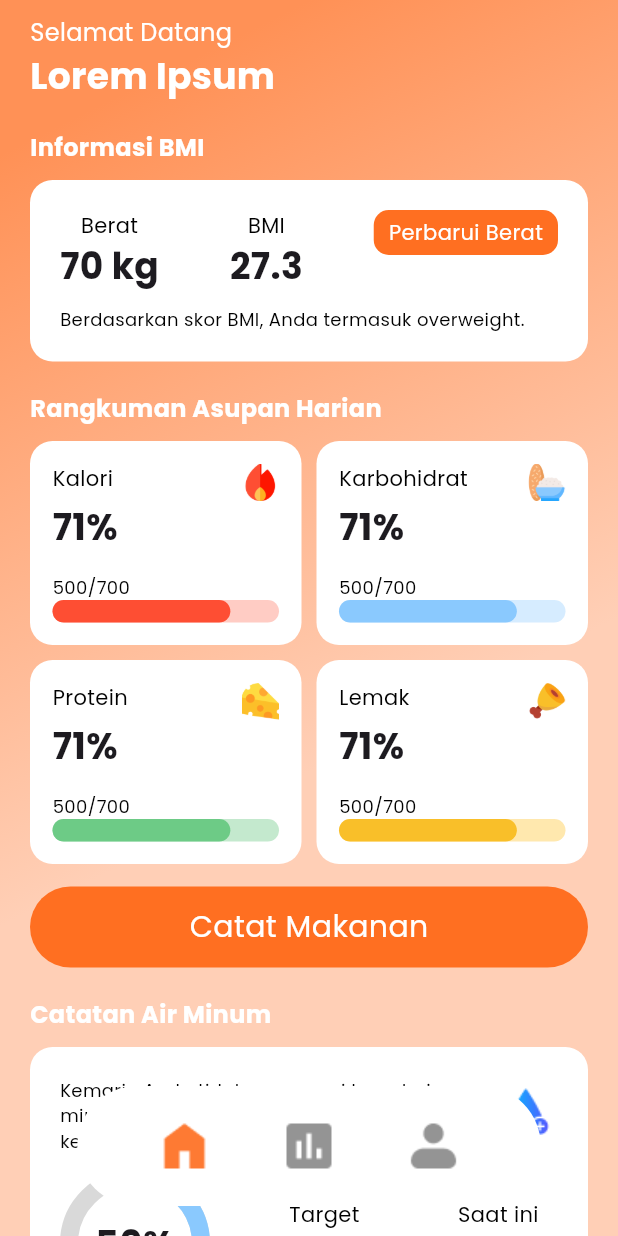
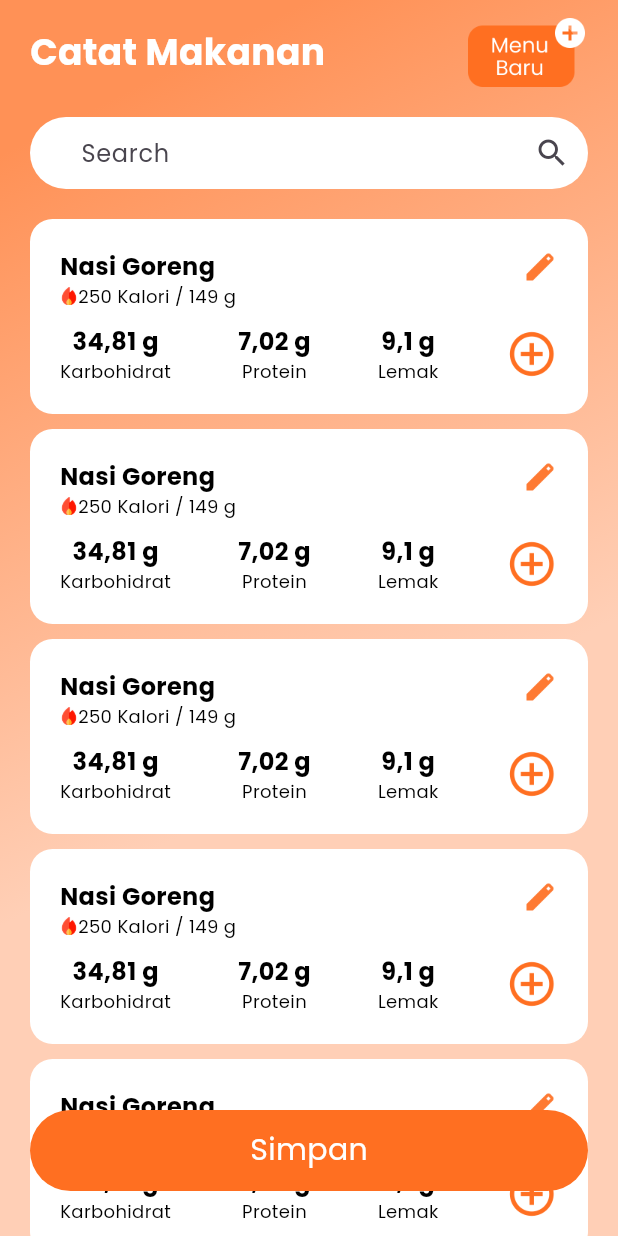
Before and after one commit to ScaraMocchie/nutri_note, a Flutter app: the screen it shows after launch, after a tap on "Catat Makanan", on a phone screen of 412 x 824 dp. Run offline on Flutter 3.47's test engine with Material 3 defaults, Android fonts, the phone set to English and light mode, and no system bars; drawn by our look-alikes of percent_indicator.

Commit message:
add catat makanan

```diff
--- a/lib/main.dart
+++ b/lib/main.dart
@@ -1,5 +1,6 @@
 import 'package:flutter/material.dart';
 import 'package:nutri_note/page/page_beranda.dart';
+
 
 void main() {
   runApp(const MyApp());
--- a/lib/page/page_beranda.dart
+++ b/lib/page/page_beranda.dart
@@ -1,7 +1,9 @@
 
 
 import 'package:flutter/material.dart';
+import 'package:nutri_note/page/page_catat_makanan.dart';
 import 'package:nutri_note/widget/ColumnInfoBMI.dart';
+import 'package:nutri_note/widget/background.dart';
 import 'package:nutri_note/widget/big_button.dart';
 import 'package:nutri_note/widget/buttonBMI.dart';
 import 'package:nutri_note/widget/columnInfoAir.dart';
@@ -29,16 +31,7 @@ class _BerandaState extends State<Beranda> {
     return Scaffold(
         body: Stack(
       children: [
-        Container(
-          decoration: BoxDecoration(
-              gradient: LinearGradient(
-                  colors: [Color(0xffFF9156), Color(0xffFFCFB6)],
-                  begin: Alignment.topCenter)),
-          child: SizedBox(
-            height: height,
-            width: width,
-          ),
-        ),
+        Background1(height, width),
         SafeArea(
           child: SingleChildScrollView(
               child: Padding(
@@ -128,12 +121,17 @@ class _BerandaState extends State<Beranda> {
                 InkWell(
                   child: buttonBig(width, "Catat Makanan"),
                   onTap: () {
-
+                    Navigator.push(
+                    context,
+                    PageRouteBuilder(
+                      pageBuilder: (BuildContext context, Animation<double> animation1, Animation<double> animation2) {
+                        return const CatatMakananState();
+                      },
+                      transitionDuration: Duration.zero,
+                      reverseTransitionDuration: Duration.zero,
+                    ),
+                  );
                   },
-                ),
-
-                SizedBox(
-                  height: 20,
                 ),
                 TextType.pageSubtitleSemiBold(text: "Catatan Air Minum"),
                 SizedBox(
@@ -194,4 +192,6 @@ class _BerandaState extends State<Beranda> {
 
 
 
+
+
 }
--- /dev/null
+++ b/lib/page/page_catat_makanan.dart
@@ -0,0 +1,92 @@
+import 'package:flutter/material.dart';
+import 'package:nutri_note/widget/background.dart';
+import 'package:nutri_note/widget/big_button.dart';
+import 'package:nutri_note/widget/cardMakanan.dart';
+import 'package:nutri_note/widget/text_type.dart';
+
+class CatatMakananState extends StatefulWidget {
+  const CatatMakananState({super.key});
+
+  @override
+  State<CatatMakananState> createState() => _CatatMakananStateState();
+}
+
+class _CatatMakananStateState extends State<CatatMakananState> {
+  @override
+  Widget build(BuildContext context) {
+    var size = MediaQuery.of(context).size;
+    var height = size.height;
+    var width = size.width;
+
+    return Scaffold(
+      body: Stack(
+        children: [
+          Background1(height, width),
+          SafeArea(
+              child: SingleChildScrollView(
+            child: Padding(
+              padding: EdgeInsetsDirectional.symmetric(horizontal: 20),
+              child: Column(
+                crossAxisAlignment: CrossAxisAlignment.start,
+                children: [
+                  SizedBox(
+                    height: 10,
+                  ),
+                  Row(
+                    mainAxisAlignment: MainAxisAlignment.spaceBetween,
+                    children: [
+                      TextType.pageTitle(text: "Catat Makanan"),
+                      Image.asset(
+                        "asset/icons/menuBaru.png",
+                        width: 80,
+                      )
+                    ],
+                  ),
+                  SizedBox(
+                    height: 20,
+                  ),
+                  //search container
+                  TextField(
+                    onChanged: (value) {},
+                    textInputAction: TextInputAction.search,
+                    decoration: InputDecoration(
+                        filled: true,
+                        fillColor: Colors.white,
+                        contentPadding: const EdgeInsets.only(left: 30),
+                        hintText: "Search",
+                        hintStyle: const TextStyle(height: 2),
+                        suffixIcon: IconButton(
+                          icon: const Icon(Icons.search),
+                          onPressed: () {},
+                        ),
+                        border: OutlineInputBorder(
+                            borderRadius: BorderRadius.circular(30),
+                            borderSide: BorderSide.none)),
+                  ),
+
+                  SizedBox(
+                    height: 20,
+                  ),
+
+                  //list makanan
+                  for (int i = 0; i < 10; i++) CardMakanan(),
+                  SizedBox(height: 100,)
+                ],
+              ),
+            ),
+          )),
+          Align(
+            alignment: Alignment.bottomCenter,
+            child: InkWell(
+            child: buttonBig(width-40, "Simpan"),
+          ),
+          )
+        ],
+      ),
+    );
+  }
+
+
+
+
+}
--- /dev/null
+++ b/lib/widget/background.dart
@@ -0,0 +1,14 @@
+import 'package:flutter/material.dart';
+
+Container Background1(double height, double width) {
+    return Container(
+        decoration: BoxDecoration(
+            gradient: LinearGradient(
+                colors: [Color(0xffFF9156), Color(0xffFFCFB6)],
+                begin: Alignment.topCenter)),
+        child: SizedBox(
+          height: height,
+          width: width,
+        ),
+      );
+  }
--- a/lib/widget/big_button.dart
+++ b/lib/widget/big_button.dart
@@ -3,6 +3,7 @@ import 'package:nutri_note/widget/text_type.dart';
 
 Container buttonBig(double width, String text) {
     return Container(
+      margin: EdgeInsets.only(bottom: 30),
                   height: 54,
                   width: width,
                   alignment: Alignment.center,
--- /dev/null
+++ b/lib/widget/cardMakanan.dart
@@ -0,0 +1,58 @@
+import 'package:flutter/material.dart';
+import 'package:nutri_note/widget/colDataMakan.dart';
+import 'package:nutri_note/widget/counterIcon.dart';
+import 'package:nutri_note/widget/text_type.dart';
+
+Container CardMakanan() {
+    return Container(
+      margin: EdgeInsets.only(bottom: 10),
+      padding: EdgeInsets.all(20),
+      decoration: BoxDecoration(
+        color: Colors.white,
+        borderRadius: BorderRadius.circular(15),
+      ),
+      child: Column(
+        children: [
+          Row(
+            crossAxisAlignment: CrossAxisAlignment.start,
+            mainAxisAlignment: MainAxisAlignment.spaceBetween,
+            children: [
+              Column(
+                crossAxisAlignment: CrossAxisAlignment.start,
+                children: [
+                  TextType.subtitleSemiBoldBlack(text: "Nasi Goreng"),
+                  Row(
+                    children: [
+                      Image.asset(
+                        "asset/icons/calories.png",
+                        width: 12,
+                      ),
+                      TextType.regular(text: "250 Kalori / 149 g")
+                    ],
+                  )
+                ],
+              ),
+              InkWell(
+                child: Image.asset(
+                  "asset/icons/edit.png",
+                  width: 24,
+                ),
+              )
+            ],
+          ),
+          SizedBox(
+            height: 10,
+          ),
+          Row(
+            mainAxisAlignment: MainAxisAlignment.spaceBetween,
+            children: [
+              colDataMakan('Karbohidrat', '34,81 g'),
+              colDataMakan('Protein', '7,02 g'),
+              colDataMakan('Lemak', '9,1 g'),
+              CounterIcon()
+            ],
+          )
+        ],
+      ),
+    );
+  }
--- /dev/null
+++ b/lib/widget/colDataMakan.dart
@@ -0,0 +1,11 @@
+import 'package:flutter/material.dart';
+import 'package:nutri_note/widget/text_type.dart';
+
+Column colDataMakan(String judul, String data) {
+    return Column(
+      children: [
+        TextType.subtitleSemiBoldBlack(text: data),
+        TextType.regular(text: judul)
+      ],
+    );
+  }
--- /dev/null
+++ b/lib/widget/counterIcon.dart
@@ -0,0 +1,49 @@
+import 'package:flutter/material.dart';
+import 'package:nutri_note/widget/text_type.dart';
+
+class CounterIcon extends StatefulWidget {
+  @override
+  _CounterIconState createState() => _CounterIconState();
+}
+
+class _CounterIconState extends State<CounterIcon> {
+  int count = 0; // Menyimpan nilai klik
+
+  @override
+  Widget build(BuildContext context) {
+    return Container(
+        child: (count == 0)? InkWell(
+          onTap:() {
+            setState(() {
+              count++;
+            });
+          },
+          child: Image.asset('asset/icons/add_btn.png', width: 35,),
+        ):
+        Row(
+              children: [
+                InkWell(
+                  onTap: (){
+                    setState(() {
+                    count--;
+                  });
+                  },
+                  child: Image.asset('asset/icons/min_btn.png', width: 24,),
+                ),
+                SizedBox(width: 5,),
+                TextType.subtitleSemiBoldBlack(text: count.toString()),
+                SizedBox(width: 5,),
+                InkWell(
+                  onTap:() {
+                    setState(() {
+                      count++;
+                    });
+                  },
+                  child: Image.asset('asset/icons/add_btn.png', width: 24,),
+                ),
+              ],
+            ), // Tampilkan "+" jika awal
+
+      );
+  }
+}
--- a/lib/widget/navbar.dart
+++ b/lib/widget/navbar.dart
@@ -1,5 +1,7 @@
 import 'package:flutter/material.dart';
 import 'package:nutri_note/controller/page_position.dart';
+import 'package:nutri_note/page/page_beranda.dart';
+import 'package:nutri_note/page/page_catat_makanan.dart';
 
 class NavBar extends StatefulWidget {
   final double width;
@@ -30,15 +32,35 @@ class _NavBarState extends State<NavBar> {
                 child: Image.asset("asset/icons/material-symbols_home.png", color: (pagePosition.current=="beranda")?Color(0xffFE7A33):null,),
 
                 onTap: () {
-                  setState(() {
+                  (pagePosition.current != "beranda")?Navigator.pushReplacement(
+                    context,
+                    PageRouteBuilder(
+                      pageBuilder: (BuildContext context, Animation<double> animation1, Animation<double> animation2) {
+                        return Beranda();
+                      },
+                      transitionDuration: Duration.zero,
+                      reverseTransitionDuration: Duration.zero,
+                    ),
+                  ):null;
+                  (pagePosition.current != "beranda")?setState(() {
                     pagePosition.current = "beranda";
-                  });
+                  }):null;
                 },
               ),
               InkWell(
                 child: Image.asset("asset/icons/mdi_graph-box.png",
                 color: (pagePosition.current=="catatan")?Color(0xffFE7A33):null,),
                 onTap: () {
+                  // Navigator.pushReplacement(
+                  //   context,
+                  //   PageRouteBuilder(
+                  //     pageBuilder: (BuildContext context, Animation<double> animation1, Animation<double> animation2) {
+                  //       return CatatMakananState();
+                  //     },
+                  //     transitionDuration: Duration.zero,
+                  //     reverseTransitionDuration: Duration.zero,
+                  //   ),
+                  // );
                   setState(() {
                     pagePosition.current = "catatan";
                   });
--- a/lib/widget/text_type.dart
+++ b/lib/widget/text_type.dart
@@ -40,6 +40,19 @@ class TextType {
         color: Colors.white,
         fontSize: 16,
         fontWeight: FontWeight.w600, // Regular
+      ),
+    );
+  }
+
+  static Widget subtitleSemiBoldBlack({
+    required String text,
+  }) {
+    return Text(
+      text,
+      style: const TextStyle(
+        color: Colors.black,
+        fontSize: 16,
+        fontWeight: FontWeight.w600,
       ),
     );
   }
--- a/pubspec.yaml
+++ b/pubspec.yaml
@@ -69,6 +69,10 @@ flutter:
     - asset/icons/material-symbols_home.png
     - asset/icons/mdi_graph-box.png
     - asset/icons/raindrop 1.png
+    - asset/icons/menuBaru.png
+    - asset/icons/add_btn.png
+    - asset/icons/min_btn.png
+    - asset/icons/edit.png
   #   - images/a_dot_ham.jpeg
 
   # An image asset can refer to one or more resolution-specific "variants", see
```
Also changed, not shown: asset/icons/add_btn.png (added), asset/icons/edit.png (added), asset/icons/menuBaru.png (added), asset/icons/min_btn.png (added).
